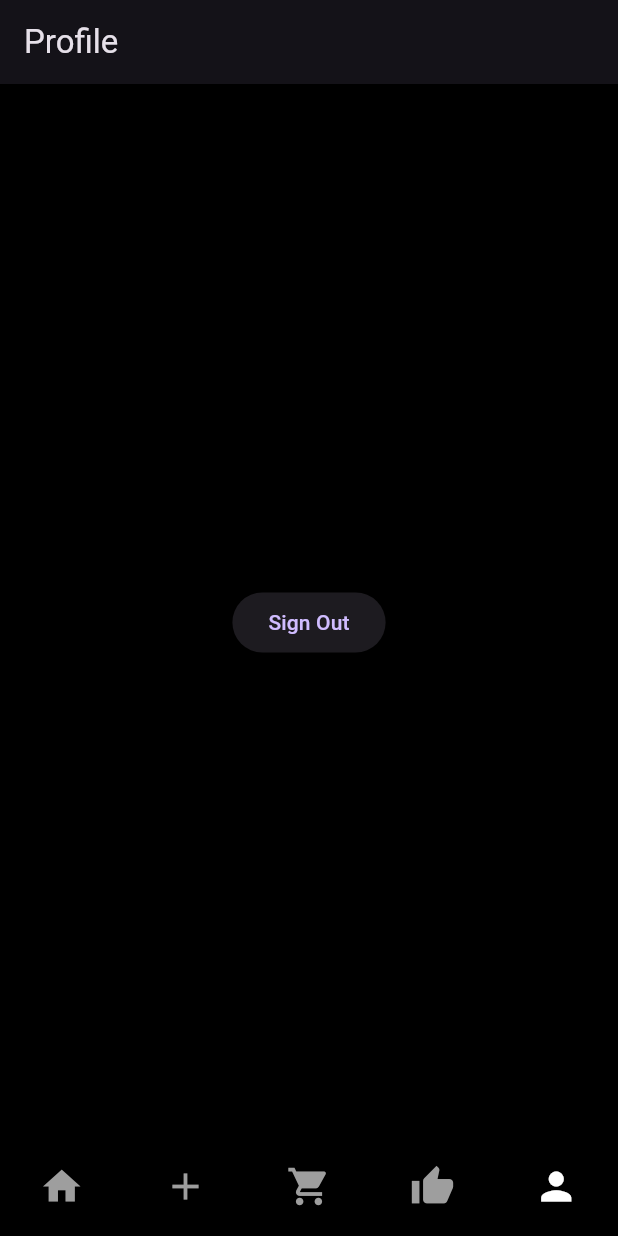
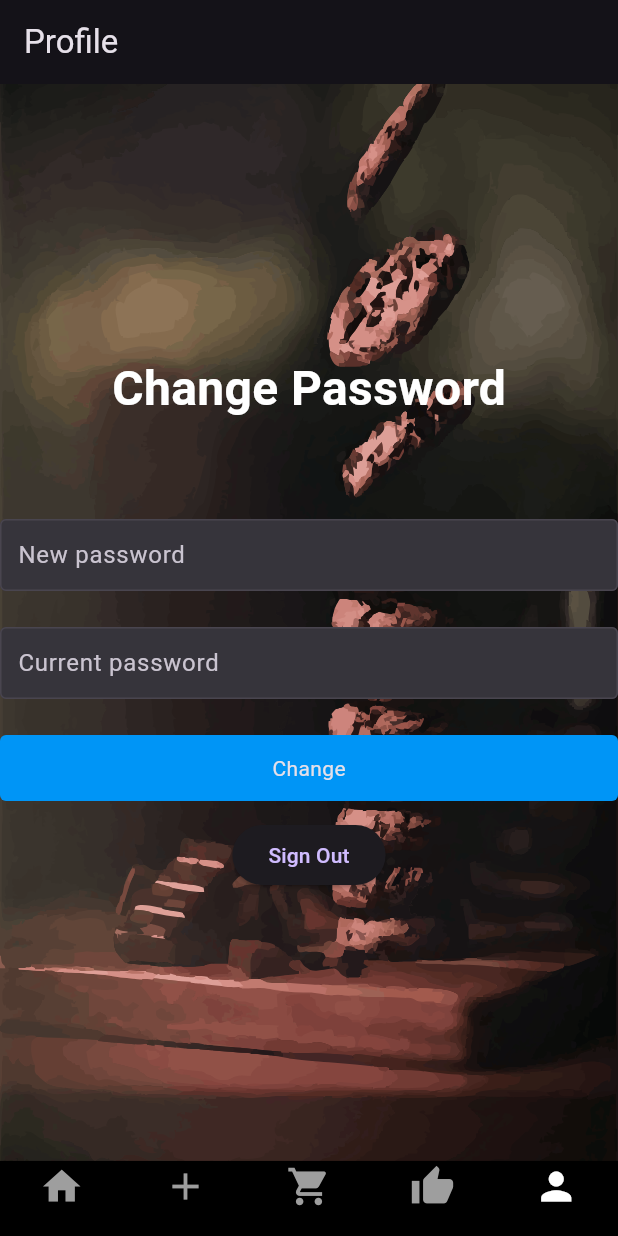
Before and after one commit to romeovasil/proiect_chs, a Flutter app: the screen it shows once a user with an empty profile is signed in, swiped to page 5, on a phone screen of 412 x 824 dp. Run offline on Flutter 3.47's test engine with Material 3 defaults, Android fonts, the phone set to English and light mode, and no system bars; our stand-ins replace cloud_firestore, firebase_auth, firebase_core, firebase_storage, flutter_svg, image_picker and 1 more; accounts and stored records are empty.

Commit message:
ProfileScreen

```diff
--- a/lib/screens/profile_screen.dart
+++ b/lib/screens/profile_screen.dart
@@ -1,8 +1,17 @@
+import 'package:cloud_firestore/cloud_firestore.dart';
 import 'package:flutter/material.dart';
 import 'package:firebase_auth/firebase_auth.dart';
+import 'package:flutter_svg/svg.dart';
 import 'package:proiect_chs_r/resources/auth_methods.dart';
 import 'package:proiect_chs_r/resources/firestore_methods.dart';
+import 'package:proiect_chs_r/responsive/mobile_screen_layout.dart';
+import 'package:proiect_chs_r/responsive/responsive_layout_screen.dart';
+import 'package:proiect_chs_r/responsive/web_screen_layout.dart';
 import 'package:proiect_chs_r/screens/login_screen.dart';
+import 'package:proiect_chs_r/utils/colors.dart';
+import 'package:proiect_chs_r/utils/utils.dart';
+import 'package:proiect_chs_r/widgets/text_field_input.dart';
+import 'package:proiect_chs_r/resources/firestore_methods.dart';
 
 class ProfileScreen extends StatefulWidget {
   const ProfileScreen({Key? key}) : super(key: key);
@@ -12,16 +21,135 @@ class ProfileScreen extends StatefulWidget {
 }
 
 class _ProfileScreenState extends State<ProfileScreen> {
+  final FirebaseFirestore _firebaseFirestore = FirebaseFirestore.instance;
+  final TextEditingController _changeemailController = TextEditingController();
+  final TextEditingController _changeusernameController =
+      TextEditingController();
+  final TextEditingController _passwordController = TextEditingController();
+  final TextEditingController _changepasswordController =
+      TextEditingController();
+
+  final currentUser = FirebaseAuth.instance.currentUser!;
+  @override
+  void dispose() {
+    super.dispose();
+    _changeemailController.dispose();
+    _passwordController.dispose();
+    _changeusernameController.dispose();
+    _changepasswordController.dispose();
+  }
+
+  Future<void> changePassword(String newPassword) async {
+    try {
+      await FirebaseAuth.instance.currentUser!.updatePassword(newPassword);
+      print("Password changed successfully!");
+    } catch (e) {
+      print("Error changing password: $e");
+      // Handle the error, e.g., show a snackbar or display an error message to the user
+    }
+  }
+
+  bool _isLoading = false;
+  void changeCredentials() async {
+    FirestoreMethods controller = FirestoreMethods();
+    setState(() {
+      _isLoading = true;
+    });
+    String res = await AuthMethods().loginUser(
+        email: currentUser.email.toString(),
+        password: _passwordController.text);
+    if (res != 'success') {
+      showSnackBar(res, context);
+    } else {
+      var user = await FirebaseAuth.instance.currentUser!;
+      if (_changepasswordController.text != "") {
+        changePassword(_changepasswordController.text);
+      }
+      Navigator.of(context).pushReplacement(MaterialPageRoute(
+          builder: (context) => const ResponsiveLayout(
+                mobileScreenLayout: MobileScreenLayout(),
+                webScreenLayout: WebScreenLayout(),
+              )));
+    }
+    setState(() {
+      _isLoading = false;
+    });
+  }
+
   @override
   Widget build(BuildContext context) {
     return Scaffold(
       appBar: AppBar(
         title: const Text("Profile"),
       ),
-      body: Center(
+      body: Stack(children: [
+        Positioned.fill(
+          child: SvgPicture.asset(
+            'assets/wallpaper.svg',
+            fit: BoxFit.cover,
+          ),
+        ),
+        Center(
           child: Column(
             mainAxisAlignment: MainAxisAlignment.center,
             children: [
+              const Text(
+                'Change Password',
+                style: TextStyle(
+                  color: primaryColor,
+                  fontSize: 32,
+                  fontWeight: FontWeight.bold,
+                ),
+              ),
+
+              const SizedBox(
+                height: 64,
+              ),
+              //circularWidget
+              Stack(),
+              TextFieldInput(
+                hintText: 'New password',
+                textInputType: TextInputType.text,
+                isPass: true,
+                textEditingController: _changepasswordController,
+              ),
+              const SizedBox(
+                height: 24,
+              ),
+              TextFieldInput(
+                hintText: 'Current password',
+                textInputType: TextInputType.text,
+                isPass: true,
+                textEditingController: _passwordController,
+              ),
+              const SizedBox(
+                height: 24,
+              ),
+              InkWell(
+                onTap: changeCredentials,
+                child: Container(
+                  width: double.infinity,
+                  alignment: Alignment.center,
+                  padding: const EdgeInsets.symmetric(vertical: 12),
+                  decoration: const ShapeDecoration(
+                      shape: RoundedRectangleBorder(
+                        borderRadius: BorderRadius.all(
+                          Radius.circular(4),
+                        ),
+                      ),
+                      color: blueColor),
+                  child: _isLoading
+                      ? const Center(
+                          child: CircularProgressIndicator(
+                            color: primaryColor,
+                          ),
+                        )
+                      : const Text('Change'),
+                ),
+              ),
+              const SizedBox(
+                height: 12,
+              ),
               ElevatedButton(
                 onPressed: () async {
                   await AuthMethods().signOut();
@@ -35,7 +163,8 @@ class _ProfileScreenState extends State<ProfileScreen> {
               ),
             ],
           ),
-      ),
+        )
+      ]),
     );
   }
 }
```
Lines whose indentation alone changed are shown as unchanged.
